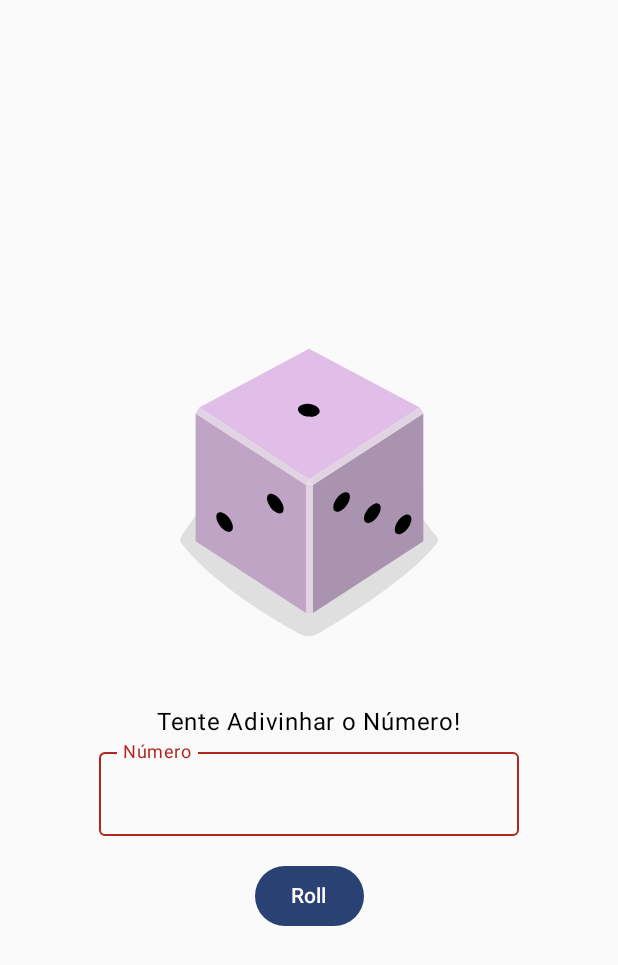
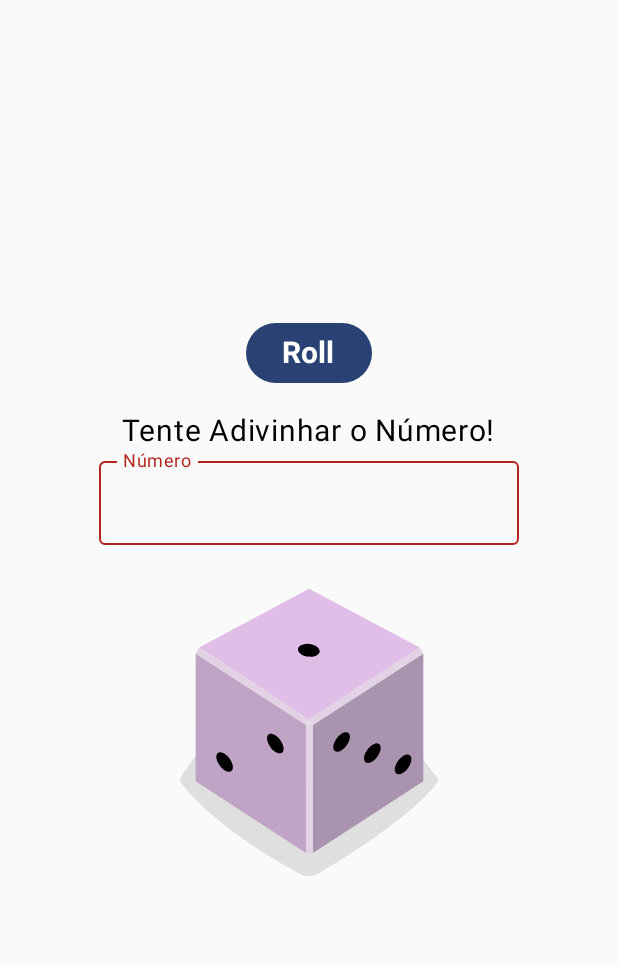
Before and after one commit to Chrb09/Atividade_Dice-Roller, an Android app built with Jetpack Compose: the screen it shows after launch (MainActivity), on a phone screen of 412 x 824 dp. Shown: the top 965 px of the screen. Run offline under Robolectric (Android 15) with nearby library versions, the phone set to English and light mode, and no system bars.

Commit message:
update layout

```diff
--- a/app/src/main/java/com/example/diceroller/MainActivity.kt
+++ b/app/src/main/java/com/example/diceroller/MainActivity.kt
@@ -22,8 +22,10 @@ import androidx.compose.ui.Alignment
 import androidx.compose.ui.Modifier
 import androidx.compose.ui.res.painterResource
 import androidx.compose.ui.res.stringResource
+import androidx.compose.ui.text.font.FontWeight.Companion.Bold
 import androidx.compose.ui.tooling.preview.Preview
 import androidx.compose.ui.unit.dp
+import androidx.compose.ui.unit.sp
 import com.example.diceroller.ui.theme.DiceRollerTheme
 
 class MainActivity : ComponentActivity() {
@@ -64,23 +66,6 @@ fun DiceWithButtonAndImage(modifier: Modifier = Modifier) {
         modifier = modifier,
         horizontalAlignment = Alignment.CenterHorizontally
     ) {
-        Image(
-            painter = painterResource(imageResource) ,
-            contentDescription = result.toString()
-        )
-        Spacer(modifier = Modifier.height(16.dp))
-        Text(
-            "$sucess"
-        )
-        OutlinedTextField(
-            value = textField,
-            onValueChange = {textField = it},
-            label = { Text(stringResource(R.string.guess_label))},
-            isError = textField.isNotEmpty() && !isValidText(textField)
-        )
-
-
-        Spacer(modifier = Modifier.height(16.dp))
         Button(onClick = {
             result = (1..6).random()
             sucess = when (textField){
@@ -90,9 +75,28 @@ fun DiceWithButtonAndImage(modifier: Modifier = Modifier) {
             }
             textField = ""
         }) {
-        Text(stringResource(R.string.roll))
+            Text(
+                text= stringResource(R.string.roll),
+                fontSize = 20.sp,
+                fontWeight = Bold,
+            )
+
         }
-
+        Spacer(modifier = Modifier.height(16.dp))
+        Text(
+            "$sucess",
+            fontSize = 20.sp,
+        )
+        OutlinedTextField(
+            value = textField,
+            onValueChange = {textField = it},
+            label = { Text(stringResource(R.string.guess_label))},
+            isError = textField.isNotEmpty() && !isValidText(textField)
+        )
+        Image(
+            painter = painterResource(imageResource) ,
+            contentDescription = result.toString()
+        )
     }
 }
 fun isValidText(text: String): Boolean {
```
